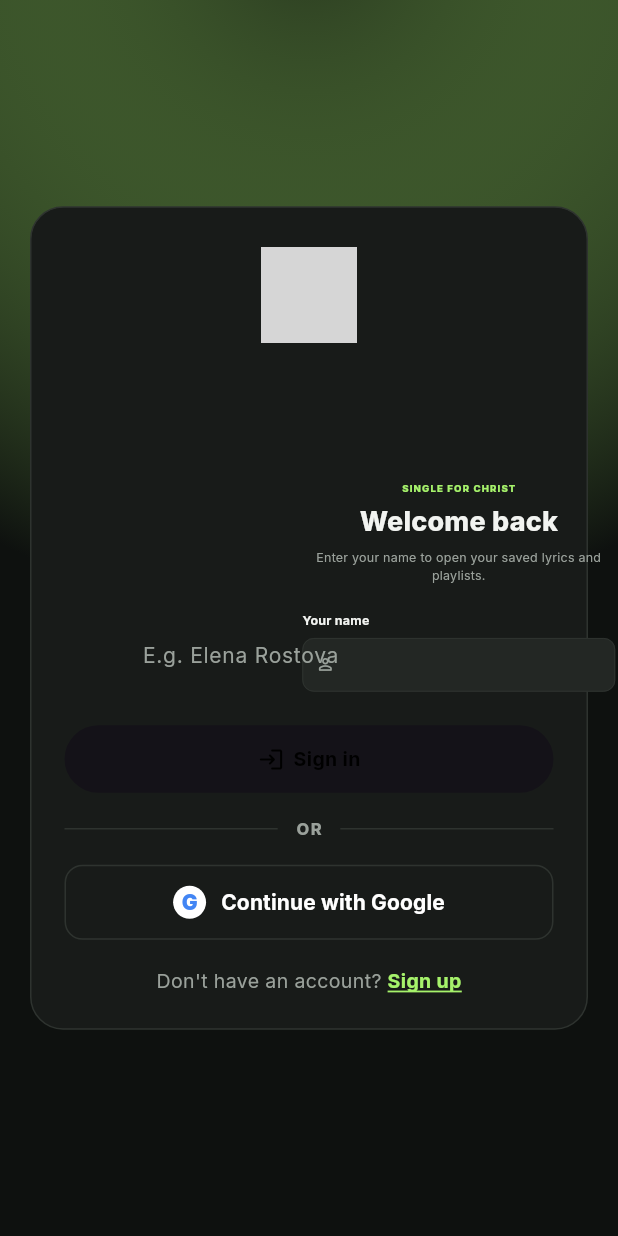
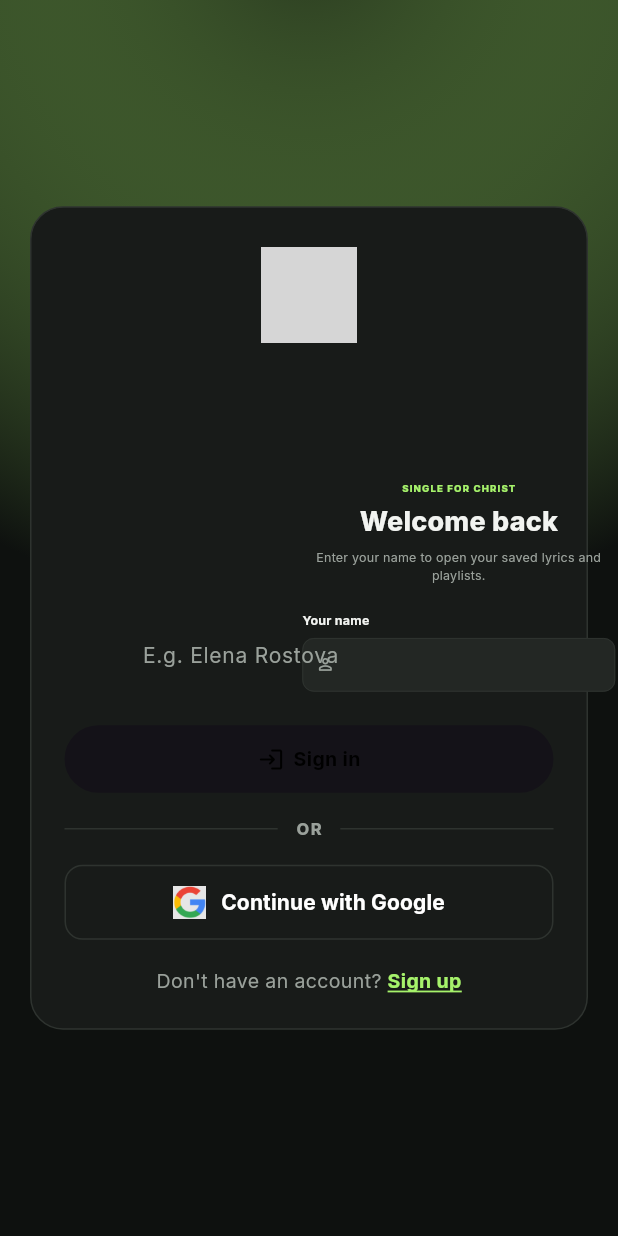
Before and after one commit to Leon-smile/singleforchrist, a Flutter app: the screen it shows after launch, on a phone screen of 412 x 824 dp. Run offline on Flutter 3.47's test engine with Material 3 defaults, Android fonts, the phone set to English and light mode, and no system bars; our stand-ins replace flutter_local_notifications, flutter_timezone, flutter_tts, google_fonts, google_sign_in, share_plus and 3 more; missing offline and left inert: file_saver; accounts and stored records are empty; statements that could not run were skipped; grey boxes are pictures that could not be loaded.

Commit message:
feat: added logo of google

```diff
--- /dev/null
+++ b/lib/google_logo.dart
@@ -0,0 +1,17 @@
+import 'package:flutter/material.dart';
+
+/// Official multicolor Google "G" from the image asset.
+class GoogleLogo extends StatelessWidget {
+  final double size;
+  const GoogleLogo({super.key, this.size = 22});
+
+  @override
+  Widget build(BuildContext context) {
+    return Image.asset(
+      'assets/googlelogo.png',
+      width: size,
+      height: size,
+      fit: BoxFit.contain,
+    );
+  }
+}
--- a/lib/signinpage.dart
+++ b/lib/signinpage.dart
@@ -3,6 +3,7 @@ import 'package:google_fonts/google_fonts.dart';
 import 'package:mobileappsfc/Theme.dart';
 import 'package:mobileappsfc/app_state.dart';
 import 'package:mobileappsfc/common.dart';
+import 'package:mobileappsfc/google_logo.dart';
 import 'package:mobileappsfc/logo.dart';
 import 'package:mobileappsfc/registerpage.dart';
 import 'package:mobileappsfc/service/authservice.dart';
@@ -468,8 +469,7 @@ class _OrDivider extends StatelessWidget {
   }
 }
 
-/// "Continue with Google". Swap the "G" for Google's official logo asset
-/// before publishing (see Google's branding guidelines).
+/// "Continue with Google" button using the official Google "G" logo.
 class _GoogleButton extends StatelessWidget {
   final bool loading;
   final VoidCallback? onPressed;
@@ -501,23 +501,7 @@ class _GoogleButton extends StatelessWidget {
                 ),
               )
             else
-              Container(
-                width: 22,
-                height: 22,
-                alignment: Alignment.center,
-                decoration: const BoxDecoration(
-                  color: Colors.white,
-                  shape: BoxShape.circle,
-                ),
-                child: const Text(
-                  'G',
-                  style: TextStyle(
-                    color: Color(0xFF4285F4),
-                    fontSize: 14,
-                    fontWeight: FontWeight.w900,
-                  ),
-                ),
-              ),
+              const GoogleLogo(size: 22),
             const SizedBox(width: 10),
             const Text(
               'Continue with Google',
--- a/pubspec.yaml
+++ b/pubspec.yaml
@@ -37,7 +37,7 @@ flutter:
   assets:
     - assets/sfc_icon.png
     - assets/sfc_lockup.png
-
+    - assets/googlelogo.png
 # App icon configuration (must be at the root level)
 flutter_launcher_icons:
   android: true
```
Also changed, not shown: lib/registerpage.dart (+3 -19 lines), assets/googlelogo.png (added).
